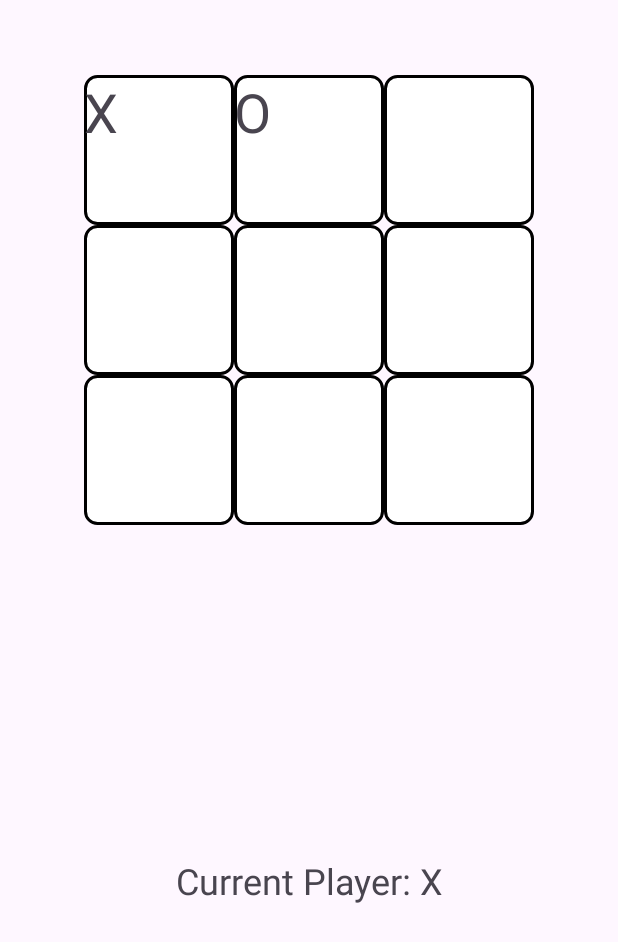
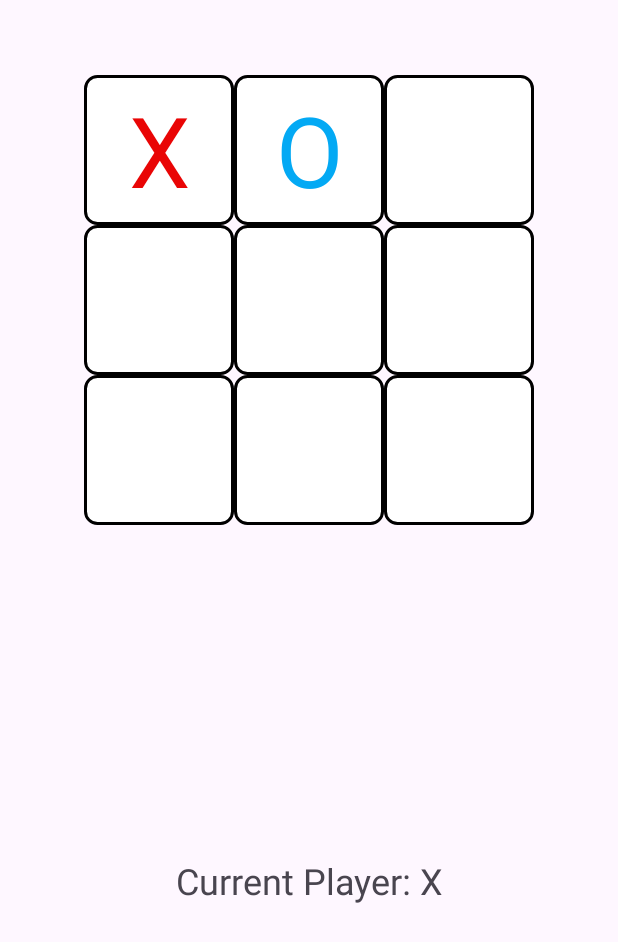
Before and after one commit to idoakstein1/app-development-assignment-1, an Android app: the screen it shows after launch (MainActivity), after a tap on an icon or button, on a phone screen of 412 x 824 dp. Shown: the top 942 px of the screen. Run offline under Robolectric (Android 15) with nearby library versions, the phone set to English and light mode, and no system bars; 3 other taps on this screen came first.

Commit message:
added game finished check and restart game functionality

```diff
--- a/app/src/main/java/com/example/app_development_assignment_1/MainActivity.kt
+++ b/app/src/main/java/com/example/app_development_assignment_1/MainActivity.kt
@@ -1,6 +1,7 @@
 package com.example.app_development_assignment_1
 
 import android.os.Bundle
+import android.widget.Button
 import android.widget.TextView
 import androidx.activity.enableEdgeToEdge
 import androidx.appcompat.app.AppCompatActivity
@@ -8,9 +9,11 @@ import androidx.core.view.ViewCompat
 import androidx.core.view.WindowInsetsCompat
 
 class MainActivity : AppCompatActivity() {
-
     private var board = Array(3) { Array(3) { "" } }
+    private lateinit var currentPlayerTextView: TextView
+    private lateinit var restartGameButton: Button
     private var turnCounter = 0
+    private var isGameFinished = false
 
     override fun onCreate(savedInstanceState: Bundle?) {
         super.onCreate(savedInstanceState)
@@ -23,6 +26,9 @@ class MainActivity : AppCompatActivity() {
         }
 
         initButtons()
+        currentPlayerTextView = findViewById(R.id.main_activity_current_player_text_view)
+        restartGameButton = findViewById(R.id.main_activity_restart_game_button)
+        restartGameButton.setOnClickListener { restartGame() }
     }
 
     private fun initButtons() {
@@ -33,14 +39,86 @@ class MainActivity : AppCompatActivity() {
     }
 
     private fun onCellClick(cell: TextView, index: Int) {
-        val player = if (turnCounter % 2 == 0) "X" else "O"
-
         val row = (index - 1) / 3
         val col = (index - 1) % 3
 
+        if (board[row][col] != "" || isGameFinished) {
+            return
+        }
+
+        val player = if (turnCounter % 2 == 0) "X" else "O"
+
         board[row][col] = player
         cell.text = player
+        cell.setTextColor(if (turnCounter % 2 == 0) getColor(R.color.red) else getColor(R.color.blue))
 
+        if (isWinner(player, row, col)) {
+            currentPlayerTextView.text = "${player} won"
+            isGameFinished = true
+        }
+        if (isDraw()) {
+            currentPlayerTextView.text = "Draw"
+            isGameFinished = true
+        }
+        if (isGameFinished) {
+            restartGameButton.visibility = Button.VISIBLE
+            return
+        }
+
+        updateTurn()
+    }
+
+    private fun updateTurn() {
         turnCounter++
+        val nextPlayer = if (turnCounter % 2 == 0) "X" else "O"
+        currentPlayerTextView.text = "Current Player: ${nextPlayer}"
+    }
+
+    private fun isDraw(): Boolean {
+        for (row in board) {
+            for (cell in row) {
+                if (cell == "") {
+                    return false
+                }
+            }
+        }
+
+        return true
+    }
+
+    private fun isWinner(player: String, row: Int, col: Int): Boolean {
+        if (board[row].all { it == player }) {
+            return true
+        }
+
+        if ((0..2).all { board[it][col] == player }) {
+            return true
+        }
+
+        if (row == col && (0..2).all { board[it][it] == player }) {
+            return true
+        }
+
+        if (row + col == 2 && (0..2).all { board[it][2 - it] == player }) {
+            return true
+        }
+
+        return false
+    }
+
+    private fun restartGame() {
+        board = Array(3) { Array(3) { "" } }
+        clearButtons()
+        turnCounter = 0
+        isGameFinished = false
+        currentPlayerTextView.text = "Current Player: X"
+        restartGameButton.visibility = Button.INVISIBLE
+    }
+
+    private fun clearButtons() {
+        for (index in 1..9) {
+            val cell = findViewById<TextView>(resources.getIdentifier("main_activity_cell_${index}_text_view", "id", packageName))
+            cell.text = ""
+        }
     }
 }
--- a/app/src/main/res/layout/activity_main.xml
+++ b/app/src/main/res/layout/activity_main.xml
@@ -5,6 +5,7 @@
     android:id="@+id/main"
     android:layout_width="match_parent"
     android:layout_height="match_parent"
+    android:visibility="visible"
     tools:context=".MainActivity">
 
     <TextView
@@ -36,63 +37,92 @@
             android:layout_height="100dp"
             android:width="2dp"
             android:background="@drawable/text_view_border"
-            android:textSize="36sp" />
+            android:gravity="center"
+            android:textAlignment="center"
+            android:textSize="65sp" />
 
         <TextView
             android:id="@+id/main_activity_cell_2_text_view"
             android:layout_width="100dp"
             android:layout_height="100dp"
             android:background="@drawable/text_view_border"
-            android:textSize="36sp" />
+            android:gravity="center"
+            android:textAlignment="center"
+            android:textSize="65sp" />
 
         <TextView
             android:id="@+id/main_activity_cell_3_text_view"
             android:layout_width="100dp"
             android:layout_height="100dp"
             android:background="@drawable/text_view_border"
-            android:textSize="36sp" />
+            android:gravity="center"
+            android:textAlignment="center"
+            android:textSize="65sp" />
 
         <TextView
             android:id="@+id/main_activity_cell_4_text_view"
             android:layout_width="100dp"
             android:layout_height="100dp"
             android:background="@drawable/text_view_border"
-            android:textSize="36sp" />
+            android:gravity="center"
+            android:textAlignment="center"
+            android:textSize="65sp" />
 
         <TextView
             android:id="@+id/main_activity_cell_5_text_view"
             android:layout_width="100dp"
             android:layout_height="100dp"
             android:background="@drawable/text_view_border"
-            android:textSize="36sp" />
+            android:gravity="center"
+            android:textAlignment="center"
+            android:textSize="65sp" />
 
         <TextView
             android:id="@+id/main_activity_cell_6_text_view"
             android:layout_width="100dp"
             android:layout_height="100dp"
             android:background="@drawable/text_view_border"
-            android:textSize="36sp" />
+            android:gravity="center"
+            android:textAlignment="center"
+            android:textSize="65sp" />
 
         <TextView
             android:id="@+id/main_activity_cell_7_text_view"
             android:layout_width="100dp"
             android:layout_height="100dp"
             android:background="@drawable/text_view_border"
-            android:textSize="36sp" />
+            android:gravity="center"
+            android:textAlignment="center"
+            android:textSize="65sp" />
 
         <TextView
             android:id="@+id/main_activity_cell_8_text_view"
             android:layout_width="100dp"
             android:layout_height="100dp"
             android:background="@drawable/text_view_border"
-            android:textSize="36sp" />
+            android:gravity="center"
+            android:textAlignment="center"
+            android:textSize="65sp" />
 
         <TextView
             android:id="@+id/main_activity_cell_9_text_view"
             android:layout_width="100dp"
             android:layout_height="100dp"
             android:background="@drawable/text_view_border"
-            android:textSize="36sp" />
+            android:gravity="center"
+            android:textAlignment="center"
+            android:textSize="65sp" />
     </GridLayout>
 
+    <Button
+        android:id="@+id/main_activity_restart_game_button"
+        android:layout_width="wrap_content"
+        android:layout_height="wrap_content"
+        android:layout_marginTop="15dp"
+        android:text="restart game"
+        android:visibility="invisible"
+        app:layout_constraintEnd_toEndOf="parent"
+        app:layout_constraintStart_toStartOf="parent"
+        app:layout_constraintTop_toBottomOf="@+id/main_activity_current_player_text_view" />
+
 </androidx.constraintlayout.widget.ConstraintLayout>
--- a/app/src/main/res/values/colors.xml
+++ b/app/src/main/res/values/colors.xml
@@ -2,4 +2,6 @@
 <resources>
     <color name="black">#FF000000</color>
     <color name="white">#FFFFFFFF</color>
+    <color name="blue">#03A9F4</color>
+    <color name="red">#E90505</color>
 </resources>
```
